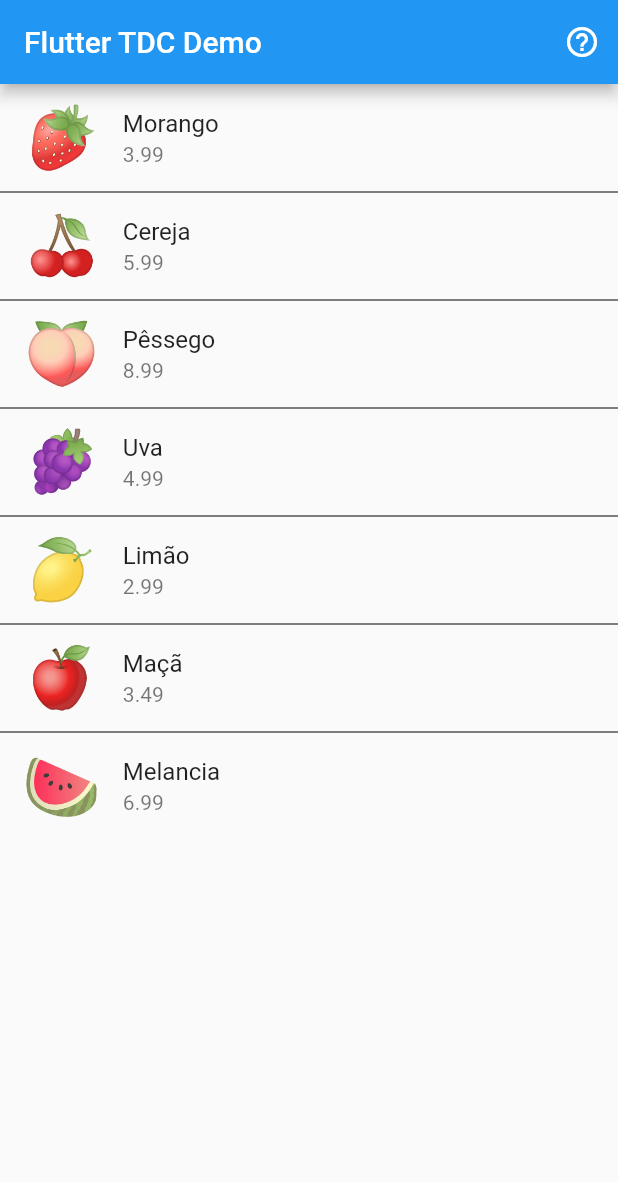
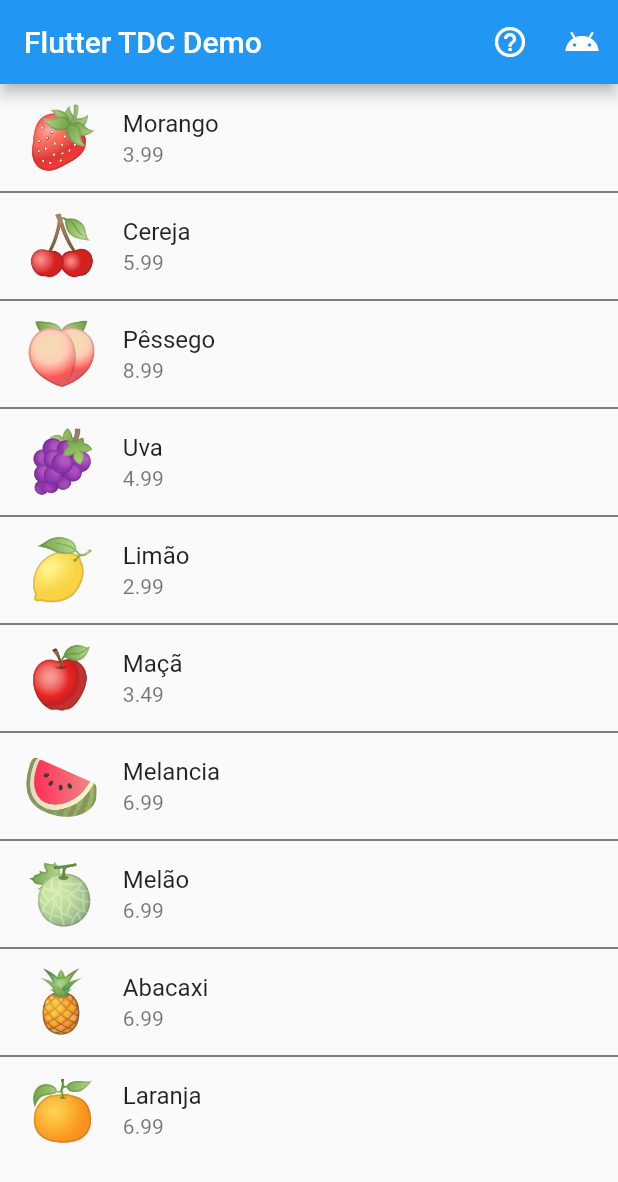
Before and after one commit to cpgalvao/tdc_demo, a Flutter app: the screen it shows after launch, on a phone screen of 412 x 824 dp. Shown: the top 1182 px of the screen. Run offline on Flutter 3.47's test engine with Material 2 defaults, Android fonts, the phone set to English and light mode, and no system bars.

Commit message:
Chamada nativa - Android

```diff
--- a/lib/main.dart
+++ b/lib/main.dart
@@ -2,6 +2,7 @@ import 'package:flutter/material.dart';
 import 'package:tdc_demo/about.dart';
 import 'package:tdc_demo/detail.dart';
 import 'package:tdc_demo/list_item.dart';
+import 'package:tdc_demo/native.dart';
 
 void main() => runApp(new MyApp());
 
@@ -38,41 +39,61 @@ class _MyHomePageState extends State<MyHomePage> {
     List<ListItem> list = <ListItem>[];
 
     list
-      ..add(new ListItem(emoji: "🍓", name: "Morango", price: 3.99, availableNumber: 10))
-      ..add(new ListItem(emoji: "🍒", name: "Cereja", price: 5.99, availableNumber: 10))
-      ..add(new ListItem(emoji: "🍑", name: "Pêssego", price: 8.99, availableNumber: 10))
-      ..add(new ListItem(emoji: "🍇", name: "Uva", price: 4.99, availableNumber: 10))
-      ..add(new ListItem(emoji: "🍋", name: "Limão", price: 2.99, availableNumber: 10))
-      ..add(new ListItem(emoji: "🍎", name: "Maçã", price: 3.49, availableNumber: 10))
-      ..add(new ListItem(emoji: "🍉", name: "Melancia", price: 6.99, availableNumber: 10));
+      ..add(new ListItem(
+          emoji: "🍓", name: "Morango", price: 3.99, availableNumber: 10))
+      ..add(new ListItem(
+          emoji: "🍒", name: "Cereja", price: 5.99, availableNumber: 10))
+      ..add(new ListItem(
+          emoji: "🍑", name: "Pêssego", price: 8.99, availableNumber: 10))
+      ..add(new ListItem(
+          emoji: "🍇", name: "Uva", price: 4.99, availableNumber: 10))
+      ..add(new ListItem(
+          emoji: "🍋", name: "Limão", price: 2.99, availableNumber: 10))
+      ..add(new ListItem(
+          emoji: "🍎", name: "Maçã", price: 3.49, availableNumber: 10))
+      ..add(new ListItem(
+          emoji: "🍉", name: "Melancia", price: 6.99, availableNumber: 10))
+      ..add(new ListItem(
+          emoji: "🍈", name: "Melão", price: 6.99, availableNumber: 10))
+      ..add(new ListItem(
+          emoji: "🍍", name: "Abacaxi", price: 6.99, availableNumber: 10))
+      ..add(new ListItem(
+          emoji: "🍊", name: "Laranja", price: 6.99, availableNumber: 10));
 
     return list;
   }
 
   @override
-  Widget build(BuildContext context) {
-    return new Scaffold(
+  Widget build(BuildContext context) => new Scaffold(
         appBar: new AppBar(
           title: new Text("Flutter TDC Demo"),
-        actions: <Widget>[IconButton(
+          actions: <Widget>[
+            IconButton(
               icon: Icon(Icons.help_outline),
               onPressed: () {
-            Navigator
-                .of(context)
-                .push(new PageRouteBuilder<AboutPage>(
-              pageBuilder: (_, __, ___) =>
-              new AboutPage(),
+                Navigator.of(context).push(new PageRouteBuilder<AboutPage>(
+                      pageBuilder: (_, __, ___) => new AboutPage(),
                       transitionsBuilder: (context, animation,
                               secondaryAnimation, child) =>
-              new FadeTransition(
-                  opacity: animation, child: child),
+                          new FadeTransition(opacity: animation, child: child),
                     ));
               },
-        ),],
+            ),
+            IconButton(
+              icon: Icon(Icons.android),
+              onPressed: () {
+                Navigator.of(context).push(new PageRouteBuilder<NativePage>(
+                      pageBuilder: (_, __, ___) => new NativePage(),
+                      transitionsBuilder: (context, animation,
+                              secondaryAnimation, child) =>
+                          new FadeTransition(opacity: animation, child: child),
+                    ));
+              },
+            ),
+          ],
         ),
         body: _getListLayout(context),
       );
-  }
 
   Widget _getListLayout(BuildContext context) => new ListView(
         children: ListTile
```
Also changed, not shown: lib/native.dart (added, +49 -0 lines), 1 other file. Lines whose indentation alone changed are shown as unchanged.
